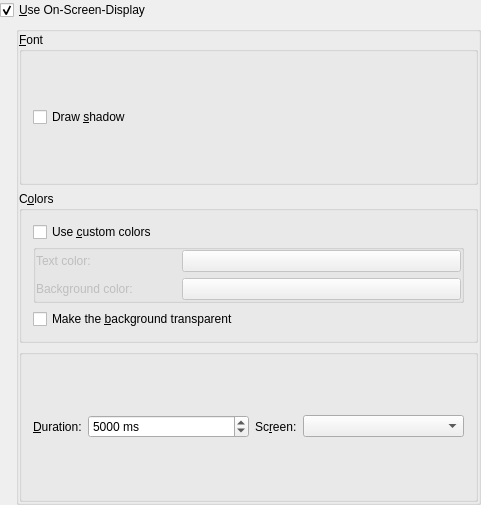
The window that src/configdialog/dialogs/OsdConfig.ui (KDE/amarok) describes before a commit, drawn with Qt 5.
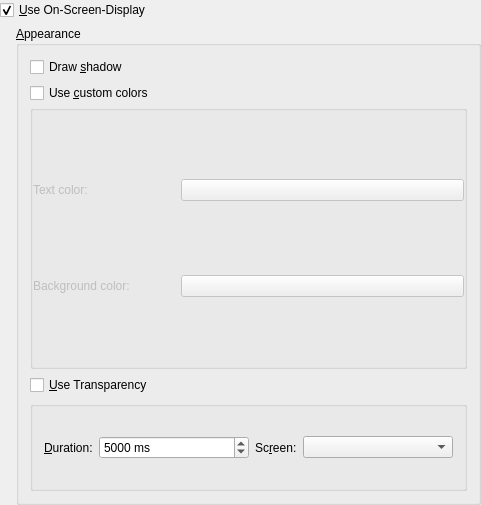
The same window after the commit. Custom widgets are drawn as their Qt base class.

Commit message: Work on the osd config dialog.  Remove redundant boxes  and merge related options to create a cleaner appearance.

```diff
--- a/src/configdialog/dialogs/OsdConfig.ui
+++ b/src/configdialog/dialogs/OsdConfig.ui
@@ -50,19 +50,7 @@
      <item>
       <widget class="QGroupBox" name="mainBox" >
        <property name="title" >
-        <string/>
-       </property>
-       <layout class="QVBoxLayout" >
-        <property name="margin" >
-         <number>0</number>
-        </property>
-        <item>
-         <widget class="QGroupBox" name="fontBox" >
-          <property name="title" >
-           <string>&amp;Font</string>
-          </property>
-          <property name="flat" >
-           <bool>false</bool>
+        <string>&amp;Appearance</string>
           </property>
           <layout class="QVBoxLayout" >
            <item>
@@ -72,15 +60,6 @@
              </property>
             </widget>
            </item>
-          </layout>
-         </widget>
-        </item>
-        <item>
-         <widget class="QGroupBox" name="groupBox9" >
-          <property name="title" >
-           <string>C&amp;olors</string>
-          </property>
-          <layout class="QVBoxLayout" >
            <item>
             <layout class="QVBoxLayout" >
              <property name="spacing" >
@@ -219,15 +198,18 @@
            <item>
             <widget class="QCheckBox" name="kcfg_OsdUseTransparency" >
              <property name="text" >
-              <string>Make the &amp;background transparent</string>
-             </property>
-            </widget>
-           </item>
-          </layout>
+           <string>&amp;Use Transparency</string>
+          </property>
          </widget>
         </item>
         <item>
          <widget class="QGroupBox" name="groupBox22" >
+          <property name="maximumSize" >
+           <size>
+            <width>449</width>
+            <height>90</height>
+           </size>
+          </property>
           <property name="title" >
            <string/>
           </property>
```
Left out of the diff: 21 changed lines with no effect on the pictures. Lines whose indentation alone changed are shown as unchanged.
